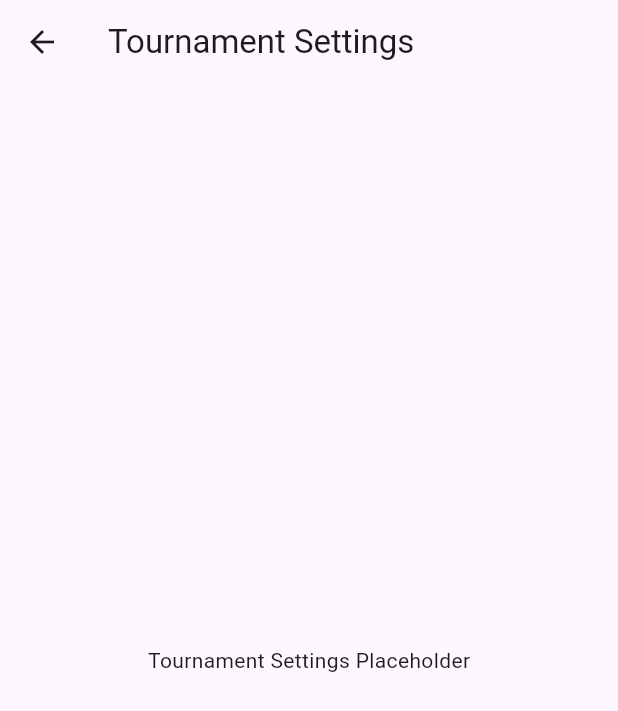
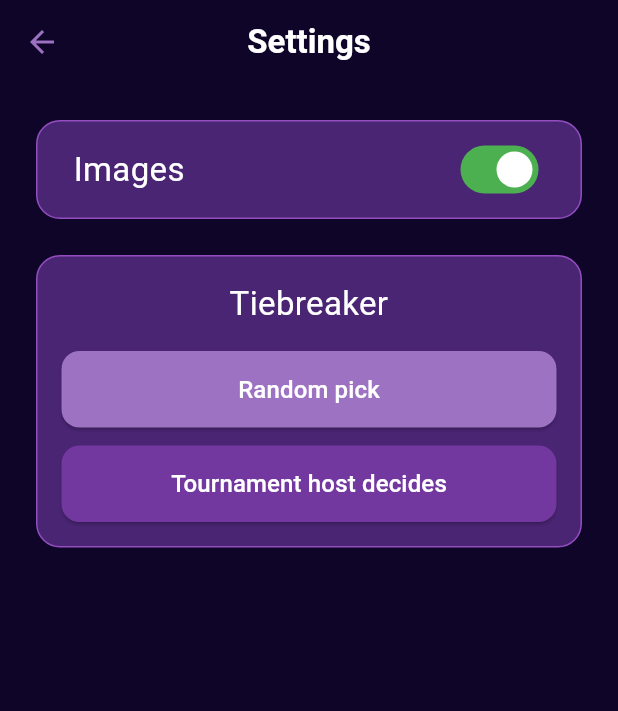
Before and after one commit to dziolex21/BracketBase, a Flutter app: the TournamentSettings screen opened directly, on a phone screen of 412 x 824 dp. Shown: the top 711 px of the screen. Run offline on Flutter 3.47's test engine with Material 3 defaults, Android fonts, the phone set to English and light mode, and no system bars.

Commit message:
Tournament settings

```diff
--- a/lib/views/tournament_settings.dart
+++ b/lib/views/tournament_settings.dart
@@ -1,16 +1,116 @@
 import 'package:flutter/material.dart';
+import 'package:tournament_app/configs/color_data.dart';
 
-class TournamentSettings extends StatelessWidget {
+class TournamentSettings extends StatefulWidget {
   const TournamentSettings({super.key});
+
+  @override
+  State<TournamentSettings> createState() => _TournamentSettingsState();
+}
+
+class _TournamentSettingsState extends State<TournamentSettings> {
+  bool _imagesEnabled = true;
+  int _selectedTiebreaker = 0; // 0 for random, 1 for host
 
   @override
   Widget build(BuildContext context) {
     return Scaffold(
+      backgroundColor: AppColors.purple5,
       appBar: AppBar(
-        title: const Text('Tournament Settings'),
+        backgroundColor: AppColors.purple5,
+        leading: IconButton(
+          icon: const Icon(Icons.arrow_back, color: AppColors.purple1),
+          onPressed: () => Navigator.of(context).pop(),
+        ),
+        title: const Text(
+          'Settings',
+          style: TextStyle(color: Colors.white, fontWeight: FontWeight.bold),
+        ),
+        centerTitle: true,
       ),
-      body: const Center(
-        child: Text('Tournament Settings Placeholder'),
+      body: Padding(
+        padding: const EdgeInsets.all(24.0),
+        child: Column(
+          children: [
+            // Images section
+            Container(
+              padding: const EdgeInsets.symmetric(horizontal: 24.0, vertical: 8.0),
+              decoration: BoxDecoration(
+                color: AppColors.purple4,
+                borderRadius: BorderRadius.circular(16.0),
+                border: Border.all(color: AppColors.purple2),
+              ),
+              child: Row(
+                mainAxisAlignment: MainAxisAlignment.spaceBetween,
+                children: [
+                  const Text(
+                    'Images',
+                    style: TextStyle(color: Colors.white, fontSize: 22),
+                  ),
+                  Switch(
+                    value: _imagesEnabled,
+                    onChanged: (value) {
+                      setState(() {
+                        _imagesEnabled = value;
+                      });
+                    },
+                    activeTrackColor: Colors.green,
+                    inactiveTrackColor: Colors.red,
+                  ),
+                ],
+              ),
+            ),
+            const SizedBox(height: 24.0),
+            // Tiebreaker section
+            Container(
+              padding: const EdgeInsets.all(16.0),
+              decoration: BoxDecoration(
+                color: AppColors.purple4,
+                borderRadius: BorderRadius.circular(16.0),
+                border: Border.all(color: AppColors.purple2),
+              ),
+              child: Column(
+                crossAxisAlignment: CrossAxisAlignment.stretch,
+                children: [
+                  const Text(
+                    'Tiebreaker',
+                    textAlign: TextAlign.center,
+                    style: TextStyle(color: Colors.white, fontSize: 22),
+                  ),
+                  const SizedBox(height: 16.0),
+                  _buildTiebreakerOption(0, 'Random pick'),
+                  const SizedBox(height: 12.0),
+                  _buildTiebreakerOption(1, 'Tournament host decides'),
+                ],
+              ),
+            ),
+          ],
+        ),
+      ),
+    );
+  }
+
+  Widget _buildTiebreakerOption(int index, String text) {
+    final bool isSelected = _selectedTiebreaker == index;
+    return ElevatedButton(
+      onPressed: () {
+        setState(() {
+          _selectedTiebreaker = index;
+        });
+      },
+      style: ElevatedButton.styleFrom(
+        backgroundColor: isSelected ? AppColors.purple1 : AppColors.purple3,
+        padding: const EdgeInsets.symmetric(vertical: 14.0),
+        shape: RoundedRectangleBorder(
+          borderRadius: BorderRadius.circular(12.0),
+        ),
+      ),
+      child: Text(
+        text,
+        style: const TextStyle(
+          color: Colors.white,
+          fontSize: 16,
+        ),
       ),
     );
   }
```
